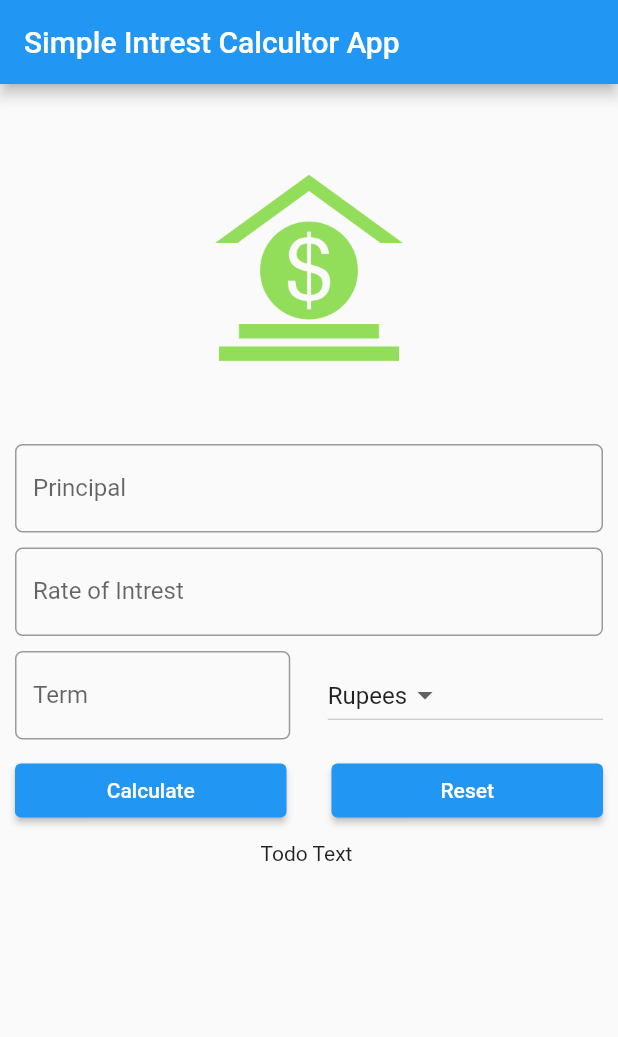
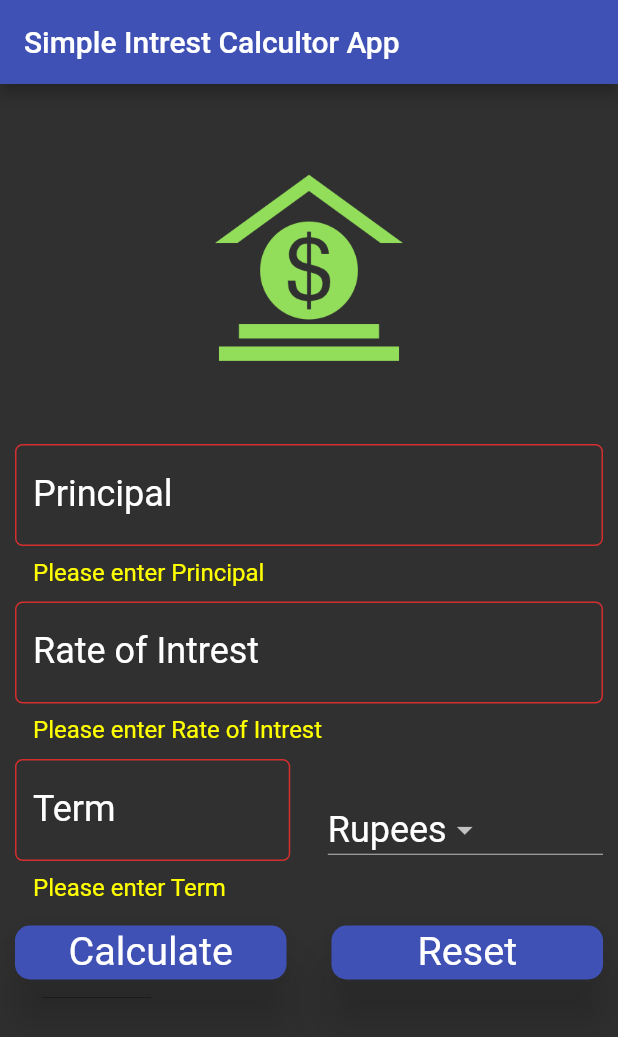
Before and after one commit to Sujit-sahoo3571/flutter_hello_world, a Flutter app: the screen it shows after launch, after a tap on "Calculate", on a phone screen of 412 x 824 dp. Shown: the top 1037 px of the screen. Run offline on Flutter 3.47's test engine with Material 2 defaults, Android fonts, the phone set to English and light mode, and no system bars.

Commit message:
SI calculator done

```diff
--- a/lib/main.dart
+++ b/lib/main.dart
@@ -5,4 +5,8 @@ void main() => runApp(MaterialApp(
       title: "Simple Intrest Calculator",
       debugShowCheckedModeBanner: false,
       home: SI_Form(),
+      theme: ThemeData(
+        brightness: Brightness.dark
+
+      ),
     ));
--- a/lib/screens/home_page.dart
+++ b/lib/screens/home_page.dart
@@ -8,26 +8,50 @@ class SI_Form extends StatefulWidget {
 }
 
 class _SI_FormState extends State<SI_Form> {
+  var _formKey = GlobalKey<FormState>();
   final _minimumPadding = 5.0;
+  String? _currentItemSelected = "Rupees";
   var _currency = ['Rupees', 'Dollar', 'Pound', 'Yen'];
+
+  TextEditingController principal = TextEditingController();
+  TextEditingController rateOfIntrest = TextEditingController();
+  TextEditingController term = TextEditingController();
+
+// result
+  var result = '';
+  @override
+  void initState() {
+    // TODO: implement initState
+    super.initState();
+    String? _currentItemSelected = _currency[0];
+  }
+
   @override
   Widget build(BuildContext context) {
+    TextStyle? textStyle = Theme.of(context).textTheme.headline5;
     return Scaffold(
         appBar: AppBar(
           title: Text("Simple Intrest Calcultor App "),
+          backgroundColor: Colors.indigo,
         ),
-      body: Container(
+        body: Form(
+          key: _formKey,
+          child: Padding(
             padding: EdgeInsets.all(_minimumPadding * 2),
             child: ListView(
               children: [
                 getImageAsset(),
-            customTextField("Principal", "Enter Principal e.g. 12000"),
-            customTextField("Rate of Intrest", "In Percent"),
+                customTextField("Principal", "Enter Principal e.g. 12000",
+                    textStyle, principal),
+                customTextField(
+                    "Rate of Intrest", "In Percent", textStyle, rateOfIntrest),
                 Row(
                   children: [
-                Expanded(child: customTextField("Term", "In Years")),
+                    Expanded(
+                        child: customTextField(
+                            "Term", "In Years", textStyle, term)),
                     Container(width: _minimumPadding * 5),
-                getDropdown(),
+                    getDropdown(textStyle),
                   ],
                 ),
                 Padding(
@@ -35,22 +59,25 @@ class _SI_FormState extends State<SI_Form> {
                         top: _minimumPadding, bottom: _minimumPadding),
                     child: Row(
                       children: [
-                    getElevatedButton("Calculate"),
+                        getElevatedButton("Calculate", textStyle, true),
                         Container(
                           width: 30.0,
                         ),
-                    getElevatedButton("Reset"),
+                        getElevatedButton("Reset", textStyle, false),
                       ],
-                )
+                    )),
+                Center(
+                    child: Padding(
+                  padding: EdgeInsets.all(_minimumPadding),
+                  child: Text(
+                    this.result,
+                    style: textStyle,
                   ),
-               Center(child : Padding(padding: EdgeInsets.all(_minimumPadding),
-                child: Text("Todo Text "),
-                )
-                 )
+                ))
               ],
             ),
           ),
-    );
+        ));
   }
 
 // image asset widget
@@ -65,44 +92,104 @@ class _SI_FormState extends State<SI_Form> {
   }
 
 // TextField widget
-  Widget customTextField(String label, String hint) {
+  Widget customTextField(String label, String hint, TextStyle? textStyle,
+      TextEditingController textcontrol) {
     return Padding(
         padding: EdgeInsets.only(top: _minimumPadding, bottom: _minimumPadding),
-        child: TextField(
+        child: TextFormField(
+          controller: textcontrol,
           keyboardType: TextInputType.number,
+          validator: (String? value) {
+            if (value!.isEmpty) {
+              return "Please enter $label ";
+            }
+          },
           decoration: InputDecoration(
             labelText: label,
+            labelStyle: textStyle,
             hintText: hint,
             border:
                 OutlineInputBorder(borderRadius: BorderRadius.circular(5.0)),
+                errorStyle: TextStyle(fontSize: 16.0,
+                color: Colors.yellowAccent)
           ),
+          style: textStyle,
         ));
   }
 
   //dropdown widget
-  Widget getDropdown() {
+  Widget getDropdown(TextStyle? textStyle) {
     return Expanded(
         child: DropdownButton<String>(
       items: _currency.map((String value) {
         return DropdownMenuItem<String>(
           child: Text(
             value,
+            style: textStyle,
           ),
           value: value,
         );
       }).toList(),
-      value: "Rupees",
-      onChanged: (String? newValue) {},
+      value: _currentItemSelected,
+      onChanged: (String? newValue) {
+        _changeCurrencySymbol(newValue);
+      },
     ));
   }
 
   // Elevated Button
 
-  Widget getElevatedButton(String text) {
+  Widget getElevatedButton(String text, TextStyle? textStyle, bool isCal) {
     return Expanded(
         child: ElevatedButton(
-      child: Text(text),
-      onPressed: () => {},
+      child: Text(
+        text,
+        style: textStyle,
+        textScaleFactor: 1.1,
+      ),
+      onPressed: () => setState(() {
+        {
+          if (isCal) {
+            if (_formKey.currentState!.validate()) _showCalculate();
+          } else
+            _resetAll();
+        }
+      }),
+      style: ElevatedButton.styleFrom(
+          primary: Colors.indigo,
+          onPrimary: Colors.white,
+          elevation: 15.0,
+          shape: RoundedRectangleBorder(
+            borderRadius: BorderRadius.circular(10.0),
+          )),
     ));
   }
+
+  void _changeCurrencySymbol(String? newValue) {
+    setState(() {
+      _currentItemSelected = newValue;
+    });
   }
+
+  // showCalculated data
+  void _showCalculate() {
+    double p = double.parse(principal.text);
+    double t = double.parse(term.text);
+    double r = double.parse(rateOfIntrest.text);
+
+    double sum = p + (p * t * r / 100);
+
+    this.result =
+        "After $t Year Your Investment will get $sum $_currentItemSelected ";
+    // return result;
+  }
+
+  // reset all
+  void _resetAll() {
+    principal.text = "";
+    term.text = "";
+    rateOfIntrest.text = "";
+    result = "";
+    _currentItemSelected = _currency[0];
+  }
+}
```
Lines whose indentation alone changed are shown as unchanged.
